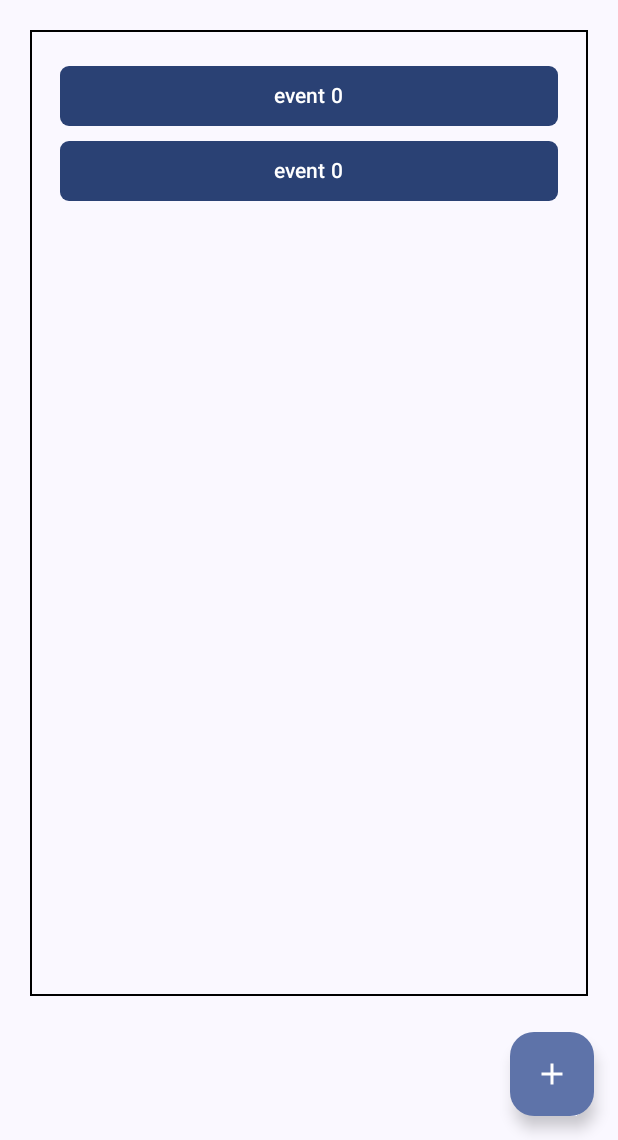
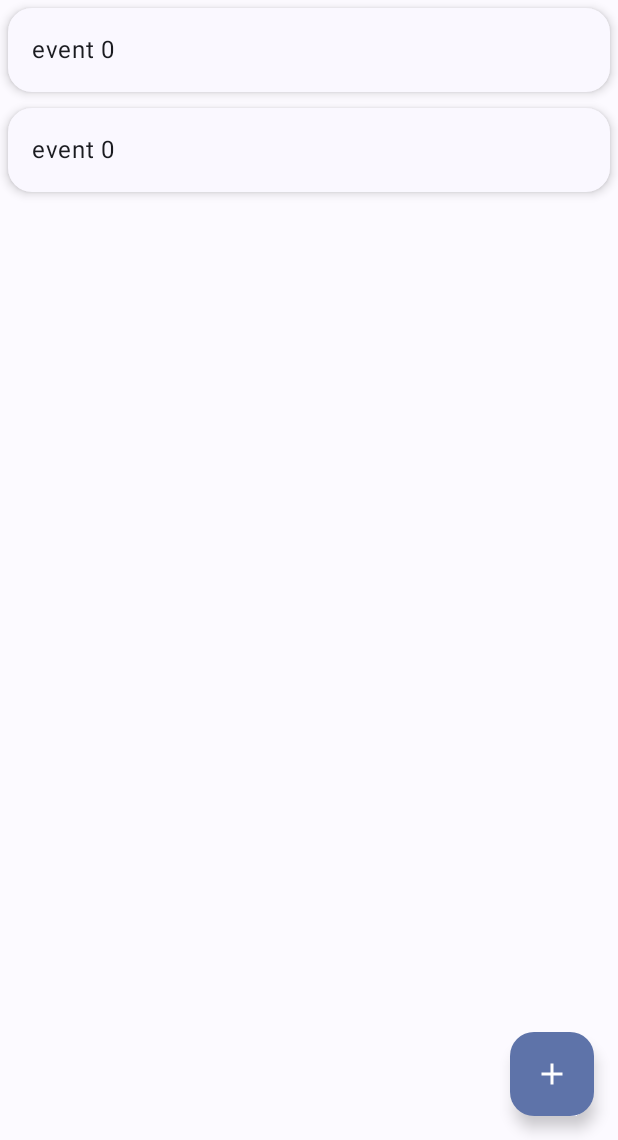
Before and after one commit to Pepsin01/YouOweMe, an Android app built with Jetpack Compose: the HomeScreenView screen opened through its navigation route, after a tap on "Add", on a phone screen of 412 x 824 dp, the part 96-1236 px from its top. Run offline under Robolectric (Android 15) with nearby library versions, the phone set to English and light mode, and no system bars; our stand-ins replace Dagger/Hilt's generated code, Room's generated code.

Commit message:
update home page list style

```diff
--- a/app/src/main/java/com/youoweme/views/HomeScreenView.kt
+++ b/app/src/main/java/com/youoweme/views/HomeScreenView.kt
@@ -1,24 +1,23 @@
 package com.youoweme.views
 
-import androidx.compose.foundation.border
-import androidx.compose.foundation.layout.Arrangement
+import androidx.compose.foundation.background
+import androidx.compose.foundation.clickable
 import androidx.compose.foundation.layout.Column
 import androidx.compose.foundation.layout.Row
-import androidx.compose.foundation.layout.fillMaxHeight
+import androidx.compose.foundation.layout.fillMaxSize
 import androidx.compose.foundation.layout.fillMaxWidth
-import androidx.compose.foundation.layout.height
 import androidx.compose.foundation.layout.padding
 import androidx.compose.foundation.lazy.LazyColumn
 import androidx.compose.foundation.lazy.items
 import androidx.compose.foundation.shape.RoundedCornerShape
 import androidx.compose.material.icons.Icons
 import androidx.compose.material.icons.filled.Add
-import androidx.compose.material3.Button
 import androidx.compose.material3.ExperimentalMaterial3Api
 import androidx.compose.material3.FloatingActionButton
 import androidx.compose.material3.Icon
 import androidx.compose.material3.MaterialTheme
 import androidx.compose.material3.Scaffold
+import androidx.compose.material3.Surface
 import androidx.compose.material3.Text
 import androidx.compose.material3.TopAppBar
 import androidx.compose.material3.TopAppBarDefaults
@@ -28,8 +27,8 @@ import androidx.compose.runtime.getValue
 import androidx.compose.runtime.mutableIntStateOf
 import androidx.compose.runtime.remember
 import androidx.compose.runtime.setValue
+import androidx.compose.ui.Alignment
 import androidx.compose.ui.Modifier
-import androidx.compose.ui.graphics.Color
 import androidx.compose.ui.text.style.TextAlign
 import androidx.compose.ui.unit.dp
 import com.youoweme.model.event.Event
@@ -63,39 +62,30 @@ fun HomeScreenView(onNavigateToEvent: (eventId: Long) -> Unit, homeScreenViewMod
             }
         }
     ) { innerPadding ->
-        Column(
+        LazyColumn(
             modifier = Modifier
-                .padding(innerPadding),
-            verticalArrangement = Arrangement.spacedBy(16.dp),
+                .fillMaxSize()
+                .padding(innerPadding)
+                .background(MaterialTheme.colorScheme.inverseOnSurface),
         ) {
-            Row(modifier = Modifier
-                .fillMaxHeight(0.9F)
-                .padding(20.dp)
-                .border(1.dp, Color.Black)
-            ) {
-                LazyColumn(
+            items(uiState.events) { event ->
+                Surface(
                     modifier = Modifier
-                        .fillMaxWidth()
-                        .padding(20.dp)) {
-                    items(uiState.events) { event ->
-                        Row(
-                            modifier = Modifier
-                                .height(50.dp)
-                                .fillMaxWidth(),
-                        ) {
-                            Button(onClick = {
-                                onNavigateToEvent(event.id)
-                            },
-                                modifier = Modifier
-                                    .fillParentMaxWidth(),
-                                shape = RoundedCornerShape(15)
-                            ) {
-                                Row {
-                                    Column {
-                                        Text(text = event.title)
-                                    }
-                                }
-                            }
+                        .fillMaxSize()
+                        .padding(5.dp)
+                        .clickable(onClick = { onNavigateToEvent(event.id) }),
+                    shape = RoundedCornerShape(16.dp),
+                    shadowElevation = 4.dp,
+                    color = MaterialTheme.colorScheme.surface
+                ) {
+                    Row(
+                        modifier = Modifier
+                            .fillMaxWidth()
+                            .padding(16.dp),
+                        verticalAlignment = Alignment.CenterVertically
+                    ) {
+                        Column {
+                            Text(text = event.title)
                         }
                     }
                 }
```
